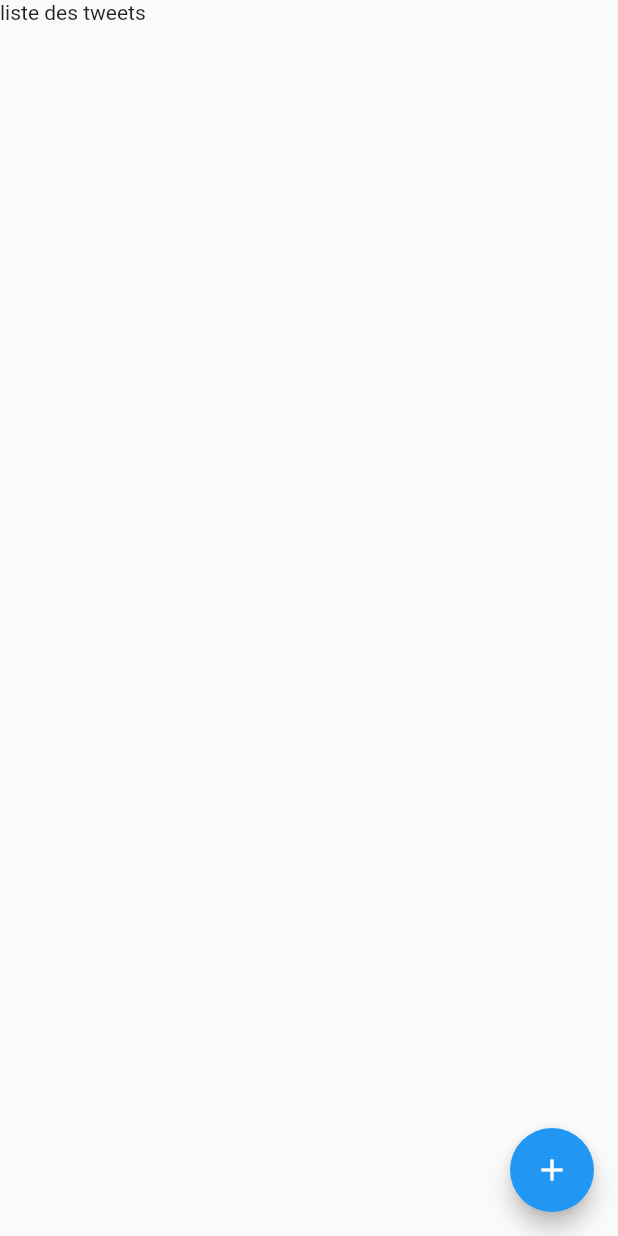
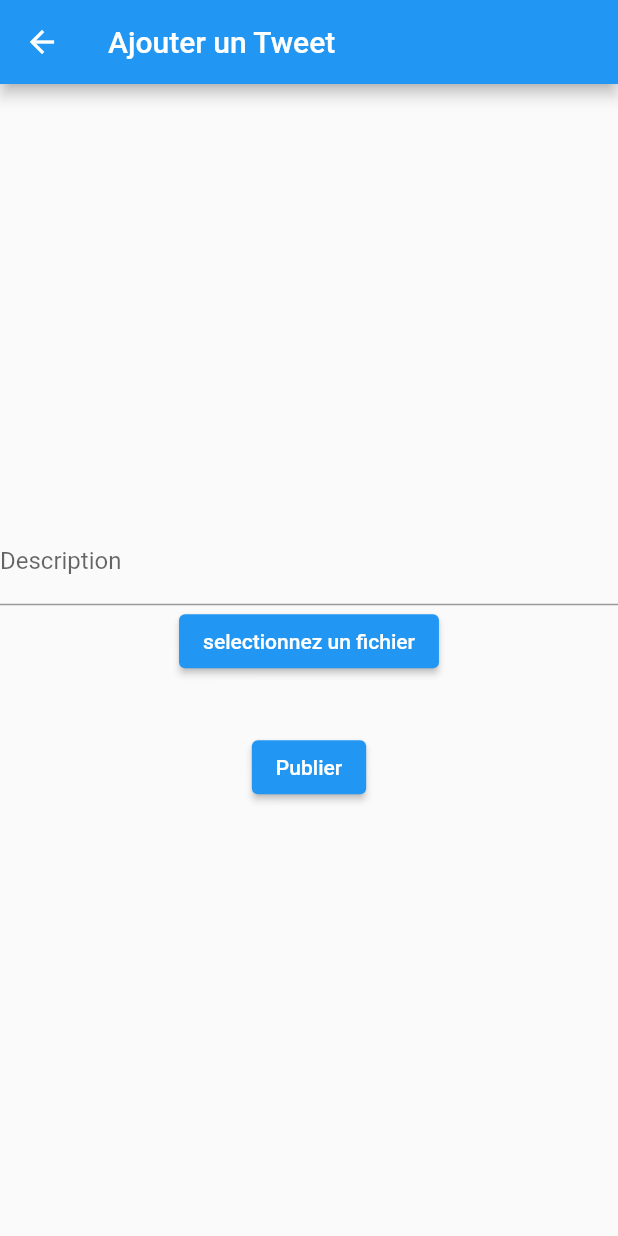
Before and after one commit to Anoulacks/esgi_tweet, a Flutter app: the TweetHomeScreen screen opened by its route, after a tap on the "add" icon, on a phone screen of 412 x 824 dp. Run offline on Flutter 3.47's test engine with Material 2 defaults, Android fonts, the phone set to English and light mode, and no system bars; our stand-ins replace cloud_firestore, firebase_auth, firebase_core, firebase_crashlytics, firebase_storage, flutter_bloc and 1 more; accounts and stored records are empty; network calls fail.

Commit message:
add tweet with imagepicker and storage

```diff
--- a/lib/models/tweet.dart
+++ b/lib/models/tweet.dart
@@ -5,10 +5,36 @@ class Tweet {
   final String userId;
   final String body;
   final Timestamp date;
-  final List<String> likes;
-  final List<String> dislikes;
-  final List<String> comments;
+  final List<String>? likes;
+  final List<String>? dislikes;
+  final List<String>? comments;
   final String? image;
 
-  Tweet(this.id, this.userId, this.body, this.date, this.likes, this.dislikes, this.comments, this.image);
+  Tweet(
+      {this.id,
+      required this.userId,
+      required this.body,
+      required this.date,
+      this.likes,
+      this.dislikes,
+      this.comments,
+      this.image});
+
+  Map<String, dynamic> toMap() {
+    return {
+      'id': id,
+      'userId': userId,
+      'body': body,
+      'date': date,
+      'likes': likes,
+      'dislikes': dislikes,
+      'comments': comments,
+      'image': image
+    };
+  }
+
+  @override
+  String toString() {
+    return 'Post { id: $id, userId: $userId, body: $body, date: $date, likes: $likes, dislikes: $dislikes, comments: $comments, image: $image }';
+  }
 }
--- /dev/null
+++ b/lib/repositorys/tweets_repository.dart
@@ -0,0 +1,15 @@
+import 'package:cloud_firestore/cloud_firestore.dart';
+import 'package:esgi_tweet/models/tweet.dart';
+import 'package:firebase_storage/firebase_storage.dart';
+
+class TweetsRepository {
+  final CollectionReference tweetsCollection = FirebaseFirestore.instance.collection('tweets');
+
+  addTweets(Tweet tweet) async {
+    try {
+      await tweetsCollection.add(tweet.toMap());
+    } catch (error) {
+      print("Failed to create tweet: $error");
+    }
+  }
+}
--- /dev/null
+++ b/lib/screens/tweet/tweet_add_screen.dart
@@ -0,0 +1,74 @@
+import 'dart:io';
+
+import 'package:cloud_firestore/cloud_firestore.dart';
+import 'package:esgi_tweet/models/tweet.dart';
+import 'package:esgi_tweet/repositorys/image_repository.dart';
+import 'package:esgi_tweet/repositorys/tweets_repository.dart';
+import 'package:esgi_tweet/repositorys/users_repository.dart';
+import 'package:esgi_tweet/widgets/image_picker.dart';
+import 'package:flutter/material.dart';
+import 'package:flutter_bloc/flutter_bloc.dart';
+
+class TweetAddScreen extends StatefulWidget {
+  static const String routeName = '/TweetAdd';
+
+  static void navigateTo(BuildContext context) {
+    Navigator.of(context).pushNamed(routeName);
+  }
+
+  const TweetAddScreen({Key? key}) : super(key: key);
+
+  @override
+  State<TweetAddScreen> createState() => _TweetAddScreenState();
+}
+
+class _TweetAddScreenState extends State<TweetAddScreen> {
+  final _tweetForm = GlobalKey<FormState>();
+  final _bodyController = TextEditingController();
+  File? image;
+
+  @override
+  Widget build(BuildContext context) {
+    return Scaffold(
+      appBar: AppBar(
+        leading: BackButton(
+          onPressed: () => Navigator.of(context).pop(),
+        ),
+        title: const Text('Ajouter un Tweet'),
+      ),
+      body: Form(
+        key: _tweetForm,
+        child: Column(
+          mainAxisAlignment: MainAxisAlignment.center,
+          children: [
+            TextFormField(
+              controller: _bodyController,
+              decoration: const InputDecoration(labelText: 'Description'),
+            ),
+            ImagePickerWidget(callback: getImageEvent),
+            ElevatedButton(
+              onPressed: () async {
+                if (_tweetForm.currentState!.validate()) {
+                  String? userUid = RepositoryProvider.of<UsersRepository>(context).getCurrentUserID();
+                  if(userUid != null) {
+                    final urlImage = await RepositoryProvider.of<ImageRepository>(context).uploadImage(image);
+                    Tweet tweet = Tweet(
+                        userId: userUid,
+                        body: _bodyController.text,
+                        image: urlImage,
+                        date: Timestamp.now());
+                    RepositoryProvider.of<TweetsRepository>(context).addTweets(tweet);
+                  }
+                }
+              },
+              child: const Text('Publier'),
+            ),
+          ],
+        ),
+      ),
+    );
+  }
+  void getImageEvent(File? file) {
+    image = file;
+  }
+}
--- a/lib/screens/tweet/tweet_home_screen.dart
+++ b/lib/screens/tweet/tweet_home_screen.dart
@@ -1,7 +1,7 @@
+import 'package:esgi_tweet/screens/tweet/tweet_add_screen.dart';
 import 'package:flutter/material.dart';
 
 class TweetHomeScreen extends StatelessWidget {
-
   static const String routeName = '/TweetHome';
 
   static void navigateTo(BuildContext context) {
@@ -13,10 +13,11 @@ class TweetHomeScreen extends StatelessWidget {
   @override
   Widget build(BuildContext context) {
     return Scaffold(
-      body: Text('liste des tweets'),
+      body: const Text('liste des tweets'),
       floatingActionButton: FloatingActionButton(
-        onPressed: () => {},
+        onPressed: () => {TweetAddScreen.navigateTo(context)},
         child: const Icon(Icons.add),
-      ),);
+      ),
+    );
   }
 }
--- /dev/null
+++ b/lib/widgets/image_picker.dart
@@ -0,0 +1,48 @@
+import 'dart:io';
+
+import 'package:flutter/material.dart';
+import 'package:flutter/services.dart';
+import 'package:image_picker/image_picker.dart';
+
+class ImagePickerWidget extends StatefulWidget {
+  final Function(File?) callback;
+  const ImagePickerWidget({Key? key, required this.callback}) : super(key: key);
+
+  @override
+  State<ImagePickerWidget> createState() => _ImagePickerWidgetState();
+}
+
+class _ImagePickerWidgetState extends State<ImagePickerWidget> {
+
+  File? image;
+
+  @override
+  Widget build(BuildContext context) {
+    return Column(
+      children: [
+        ElevatedButton(
+            onPressed: () {
+              pickImage();
+            },
+            child: const Text('selectionnez un fichier')
+        ),
+        const SizedBox(height: 20,),
+        image != null ? Image.file(image!) : const Text('')
+      ],
+    );
+  }
+
+  Future pickImage() async {
+    try {
+      final image = await ImagePicker().pickImage(source: ImageSource.gallery, maxHeight: 100, maxWidth: 100);
+      if(image == null) return;
+      final imageTemp = File(image.path);
+      setState(() => {
+        this.image = imageTemp
+      });
+      widget.callback(this.image);
+    } on PlatformException catch(e) {
+      print('Failed to pick image: $e');
+    }
+  }
+}
--- a/pubspec.yaml
+++ b/pubspec.yaml
@@ -42,6 +42,10 @@ dependencies:
   firebase_auth: 4.5.0
   cloud_firestore: 4.5.3
   intl: 0.17.0
+  firebase_storage: ^11.1.2
+  path_provider: ^2.0.15
+  image_picker: ^0.8.9
+  uuid: ^3.0.7
 
 dev_dependencies:
   flutter_test:
```
Also changed, not shown: lib/main.dart (+16 -2 lines), lib/repositorys/image_repository.dart (added, +22 -0 lines), lib/repositorys/users_repository.dart (+8 -0 lines), pubspec.lock, 1 other file.
